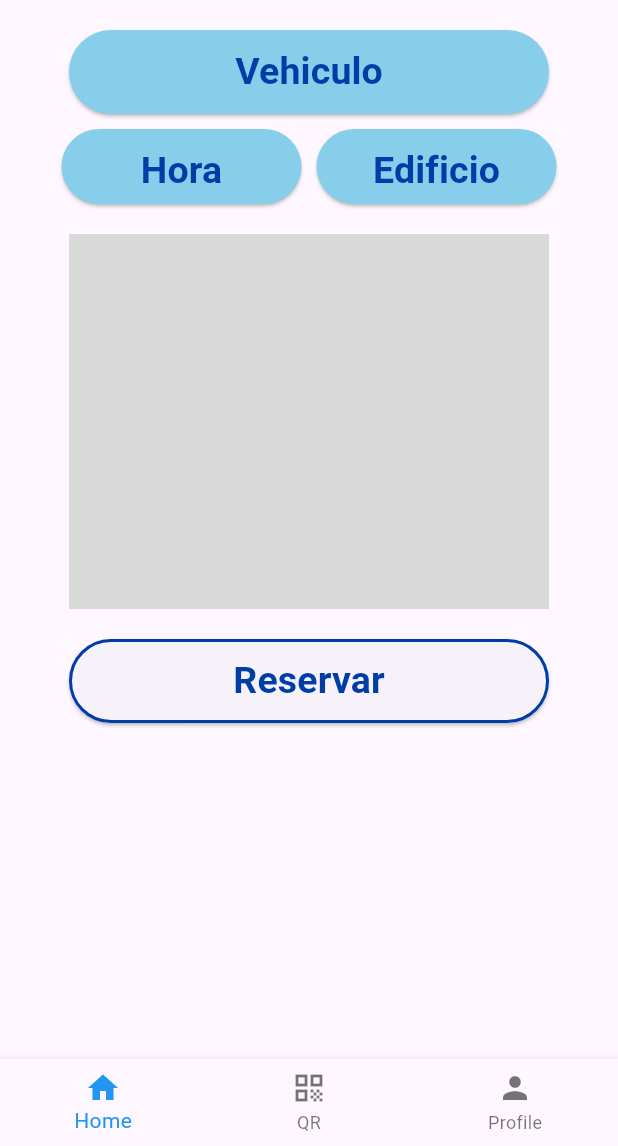
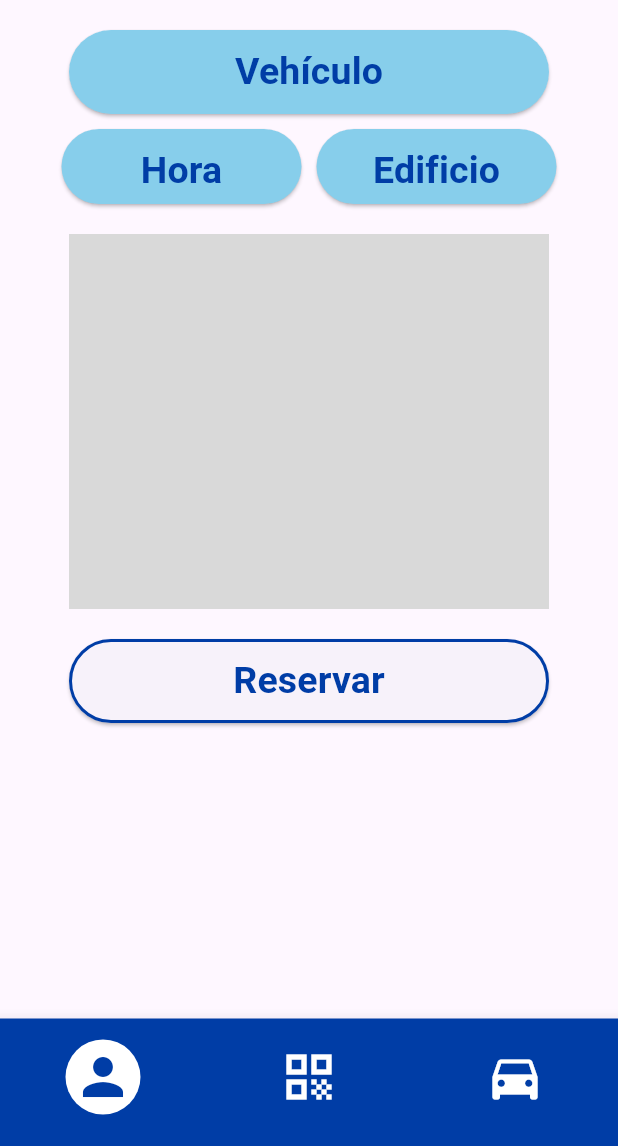
Before and after one commit to Gonzalolo1123/PUM-Parking-Ula-Movil-, a Flutter app: the LogIn screen opened directly, after a tap on "Iniciar Sesión", on a phone screen of 412 x 824 dp, the part 90-1236 px from its top. Run offline on Flutter 3.47's test engine with Material 3 defaults, Android fonts, the phone set to English and light mode, and no system bars.

Commit message:
Pag5 Completa

```diff
--- a/lib/pag5.dart
+++ b/lib/pag5.dart
@@ -1,13 +1,34 @@
-// ignore_for_file: avoid_print
 import 'package:flutter/material.dart';
 
 class Index extends StatelessWidget {
+  // ignore: use_key_in_widget_constructors
   const Index({Key? key});
 
   @override
   Widget build(BuildContext context) {
     return MaterialApp(
-      home: Scaffold(
+      home: MyHomePage(),
+    );
+  }
+}
+
+class MyHomePage extends StatefulWidget {
+  @override
+  _MyHomePageState createState() => _MyHomePageState();
+}
+
+class _MyHomePageState extends State<MyHomePage> {
+  int _selectedIndex = 0;
+
+  void _onItemTapped(int index) {
+    setState(() {
+      _selectedIndex = index;
+    });
+  }
+
+  @override
+  Widget build(BuildContext context) {
+    return Scaffold(
       appBar: PreferredSize(
         preferredSize: const Size.fromHeight(60.0),
         child: AppBar(
@@ -37,7 +58,7 @@ class Index extends StatelessWidget {
             ElevatedButton(
               onPressed: () {
                 // Agrega la lógica para el botón de Crear Cuenta
-                  print('¡Vehiculo ha sido presionado!');
+                print('¡Vehículo ha sido presionado!');
                 /*Navigator.push(
                   context,
                   MaterialPageRoute(builder: (context) => const LogUp()),
@@ -49,7 +70,7 @@ class Index extends StatelessWidget {
                 backgroundColor: const Color(0xFF87CEEB),
               ),
               child: const Text(
-                  'Vehiculo',
+                'Vehículo',
                 style: TextStyle(
                   fontSize: 25,
                   // Ajusta el tamaño de fuente según tus necesidades
@@ -88,8 +109,7 @@ class Index extends StatelessWidget {
                           ),
                         ),
                       ),
-                        const SizedBox(
-                            width: 10.0), // Espacio entre los botones
+                      const SizedBox(width: 10.0), // Espacio entre los botones
                       ElevatedButton(
                         onPressed: () {
                           // Lógica para el botón de Edificio
@@ -150,24 +170,41 @@ class Index extends StatelessWidget {
         ),
       ),
       bottomNavigationBar: BottomNavigationBar(
-        items: const <BottomNavigationBarItem>[
+        items: <BottomNavigationBarItem>[
           BottomNavigationBarItem(
-            icon: Icon(Icons.home),
-            label: 'Home',
+            icon: _buildIcon(Icons.person, 0),
+            label: '',
           ),
           BottomNavigationBarItem(
-            icon: Icon(Icons.qr_code),
-            label: 'QR',
+            icon: _buildIcon(Icons.qr_code_outlined, 1),
+            label: '',
           ),
           BottomNavigationBarItem(
-            icon: Icon(Icons.person),
-            label: 'Profile',
+            icon: _buildIcon(Icons.directions_car, 2),
+            label: '',
           ),
         ],
+        currentIndex: _selectedIndex,
+        selectedItemColor: const Color(0xFF003DA6),
+        backgroundColor: const Color(0xFF003DA6),
+        showSelectedLabels: false,
+        showUnselectedLabels: false,
+        onTap: _onItemTapped,
+      ),
+    );
+  }
 
-        selectedItemColor: Colors.blue,
+  Widget _buildIcon(IconData icon, int index) {
+    return Container(
+      decoration: BoxDecoration(
+        shape: BoxShape.circle,
+        color: _selectedIndex == index ? Colors.white : Colors.transparent,
       ),
-
+      padding: const EdgeInsets.all(5.0), // Espacio alrededor del icono
+      child: Icon(
+        icon,
+        size: 40.0,
+        color: _selectedIndex == index ? const Color(0xFF003DA6) : Colors.white,
       ),
     );
   }
```
Lines whose indentation alone changed are shown as unchanged.
